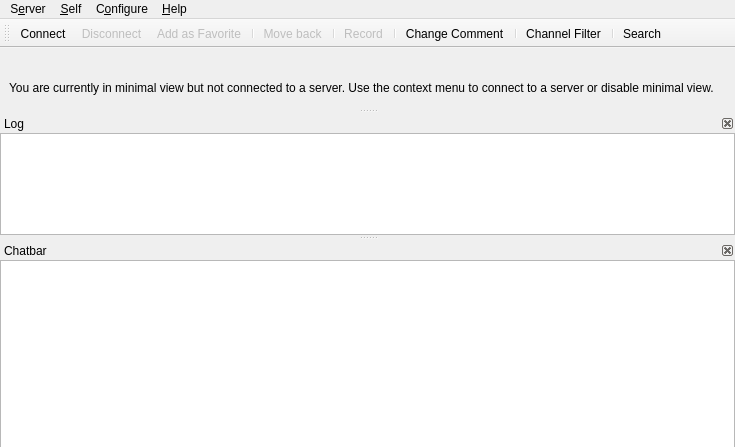
skobkin/mumble, file src/mumble/MainWindow.ui: the form before one commit.
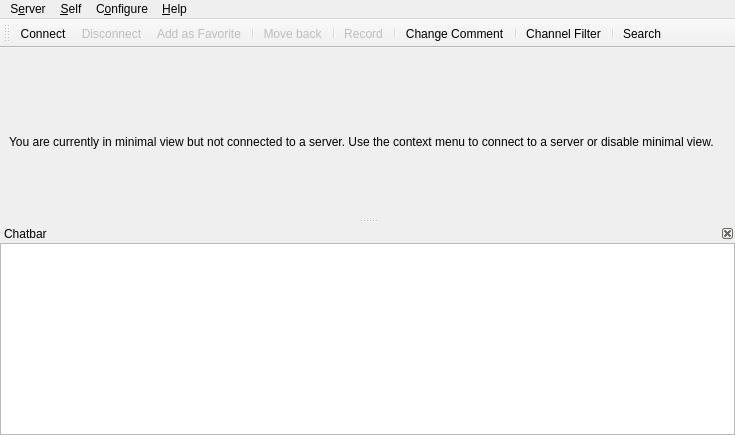
The form after the commit. Icons and pictures are not drawn. Custom widgets are drawn as their Qt base class.

Patch:
```diff
--- a/src/mumble/MainWindow.ui
+++ b/src/mumble/MainWindow.ui
@@ -95,37 +95,6 @@
    <addaction name="qmConfig"/>
    <addaction name="qmHelp"/>
   </widget>
-  <widget class="QDockWidget" name="qdwLog">
-   <property name="minimumSize">
-    <size>
-     <width>250</width>
-     <height>121</height>
-    </size>
-   </property>
-   <property name="features">
-    <set>QDockWidget::DockWidgetClosable|QDockWidget::DockWidgetMovable</set>
-   </property>
-   <property name="windowTitle">
-    <string>Log</string>
-   </property>
-   <attribute name="dockWidgetArea">
-    <number>1</number>
-   </attribute>
-   <widget class="LogConsoleView" name="qteLog">
-    <property name="contextMenuPolicy">
-     <enum>Qt::CustomContextMenu</enum>
-    </property>
-    <property name="whatsThis">
-     <string>This shows all recent activity. Connecting to servers, errors and information messages all show up here.&lt;br /&gt;To configure exactly which messages show up here, use the &lt;b&gt;Settings&lt;/b&gt; command from the menu.</string>
-    </property>
-    <property name="accessibleName">
-     <string>Activity log</string>
-    </property>
-    <property name="openLinks">
-     <bool>false</bool>
-    </property>
-   </widget>
-  </widget>
   <widget class="QDockWidget" name="qdwChat">
    <property name="sizePolicy">
     <sizepolicy hsizetype="Preferred" vsizetype="Preferred">
@@ -1112,11 +1081,6 @@
    <extends>QTextEdit</extends>
    <header>CustomElements.h</header>
   </customwidget>
-  <customwidget>
-   <class>LogConsoleView</class>
-   <extends>QTextBrowser</extends>
-   <header>widgets/LogConsoleView.h</header>
-  </customwidget>
  </customwidgets>
  <resources/>
  <connections/>
```
